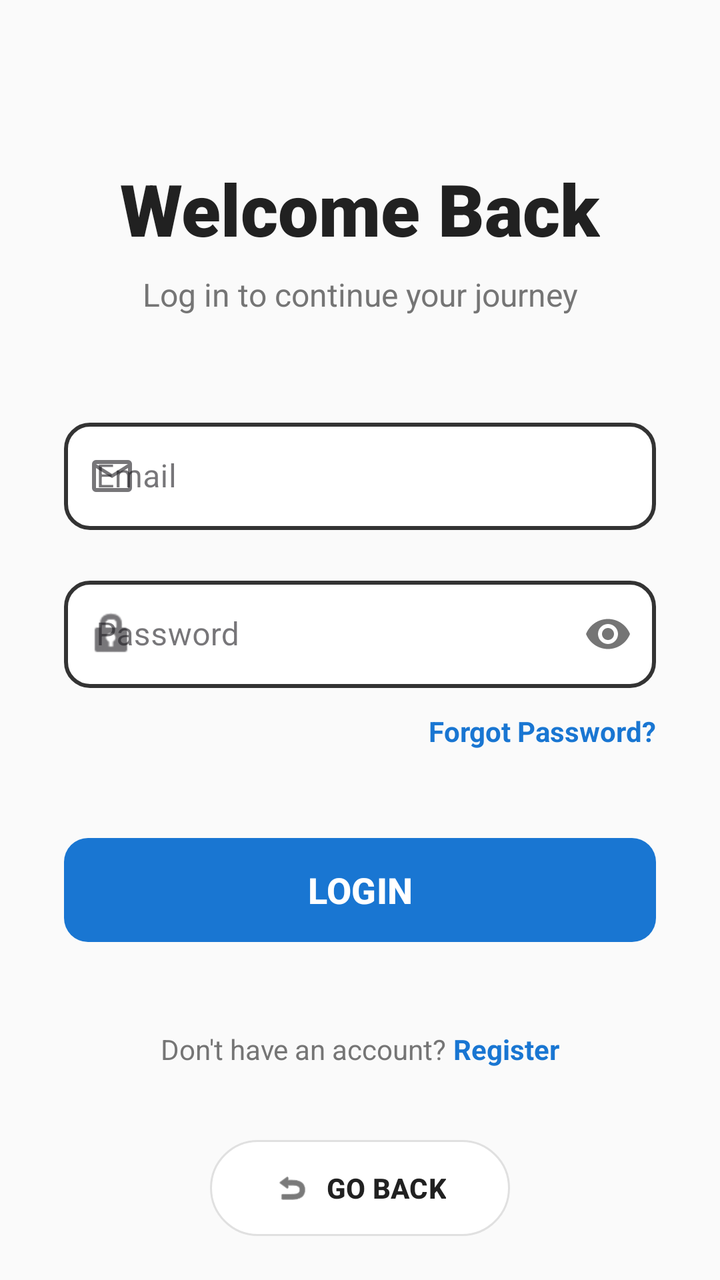
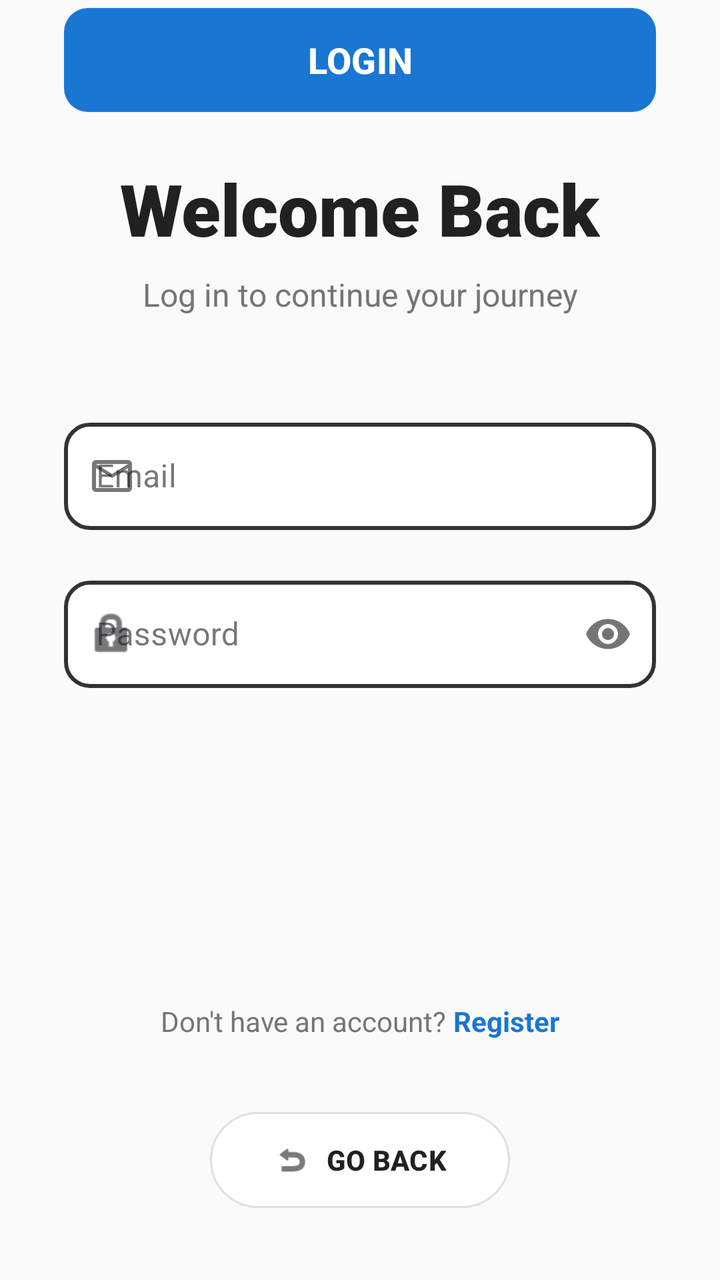

Compare the two renders of this Android layout. The source of the first and the diff that turns it into the second are given below.
<!-- AndroidManifest.xml: application theme Theme.Wanderer -->
<!-- res/layout/activity_login.xml -->
<?xml version="1.0" encoding="utf-8"?>
<androidx.core.widget.NestedScrollView
    xmlns:android="http://schemas.android.com/apk/res/android"
    xmlns:app="http://schemas.android.com/apk/res-auto"
    xmlns:tools="http://schemas.android.com/tools"
    android:layout_width="match_parent"
    android:layout_height="match_parent"
    android:fillViewport="true"
    android:background="#FAFAFA"
    tools:context=".LoginActivity">

    <androidx.constraintlayout.widget.ConstraintLayout
        android:layout_width="match_parent"
        android:layout_height="wrap_content"
        android:paddingBottom="32dp"> 

        
        <TextView
            android:id="@+id/tvLoginTitle"
            android:layout_width="wrap_content"
            android:layout_height="wrap_content"
            android:layout_marginTop="80dp"
            android:fontFamily="sans-serif-black"
            android:text="Welcome Back"
            android:textColor="#212121"
            android:textSize="36sp"
            android:textStyle="bold"
            app:layout_constraintEnd_toEndOf="parent"
            app:layout_constraintStart_toStartOf="parent"
            app:layout_constraintTop_toTopOf="parent" />

        
        <TextView
            android:id="@+id/tvLoginSubtitle"
            android:layout_width="wrap_content"
            android:layout_height="wrap_content"
            android:layout_marginTop="8dp"
            android:text="Log in to continue your journey"
            android:textColor="#757575"
            android:textSize="16sp"
            app:layout_constraintEnd_toEndOf="parent"
            app:layout_constraintStart_toStartOf="parent"
            app:layout_constraintTop_toBottomOf="@id/tvLoginTitle" />

        
        <com.google.android.material.textfield.TextInputLayout
            android:id="@+id/usernameInputLayout"
            style="@style/Widget.MaterialComponents.TextInputLayout.OutlinedBox"
            android:layout_width="match_parent"
            android:layout_height="wrap_content"
            android:layout_marginHorizontal="32dp"
            android:layout_marginTop="48dp"
            android:hint="Email"
            app:boxCornerRadiusBottomEnd="12dp"
            app:boxCornerRadiusBottomStart="12dp"
            app:boxCornerRadiusTopEnd="12dp"
            app:boxCornerRadiusTopStart="12dp"
            app:startIconDrawable="@drawable/mail_icon"
            app:layout_constraintEnd_toEndOf="parent"
            app:layout_constraintStart_toStartOf="parent"
            app:layout_constraintTop_toBottomOf="@id/tvLoginSubtitle">

            <com.google.android.material.textfield.TextInputEditText
                android:id="@+id/etUsername"
                android:layout_width="match_parent"
                android:layout_height="wrap_content"
                android:background="@drawable/custom_input_border"
                android:inputType="textEmailAddress"
                android:padding="16dp"
                android:textColor="#212121"
                android:textColorHint="#757575" />
        </com.google.android.material.textfield.TextInputLayout>

        
        <com.google.android.material.textfield.TextInputLayout
            android:id="@+id/passwordInputLayout"
            style="@style/Widget.MaterialComponents.TextInputLayout.OutlinedBox"
            android:layout_width="match_parent"
            android:layout_height="wrap_content"
            android:layout_marginHorizontal="32dp"
            android:layout_marginTop="20dp"
            android:hint="Password"
            app:boxCornerRadiusBottomEnd="12dp"
            app:boxCornerRadiusBottomStart="12dp"
            app:boxCornerRadiusTopEnd="12dp"
            app:boxCornerRadiusTopStart="12dp"
            app:passwordToggleEnabled="true"
            app:startIconDrawable="@android:drawable/ic_lock_idle_lock"
            app:layout_constraintEnd_toEndOf="parent"
            app:layout_constraintStart_toStartOf="parent"
            app:layout_constraintTop_toBottomOf="@id/usernameInputLayout">

            <com.google.android.material.textfield.TextInputEditText
                android:id="@+id/etPassword"
                android:layout_width="match_parent"
                android:layout_height="wrap_content"
                android:background="@drawable/custom_input_border"
                android:inputType="textPassword"
                android:padding="16dp"
                android:textColor="#212121"
                android:textColorHint="#757575" />
        </com.google.android.material.textfield.TextInputLayout>

        
        <TextView
            android:id="@+id/tvForgotPassword"
            android:layout_width="wrap_content"
            android:layout_height="wrap_content"
            android:layout_marginTop="12dp"
            android:layout_marginEnd="32dp"
            android:text="Forgot Password?"
            android:textColor="#1976D2"
            android:textSize="14sp"
            android:textStyle="bold"
            app:layout_constraintEnd_toEndOf="parent"
            app:layout_constraintTop_toBottomOf="@id/passwordInputLayout" />

        
        <com.google.android.material.button.MaterialButton
            android:id="@+id/btnLogin"
            android:layout_width="match_parent"
            android:layout_height="60dp"
            android:layout_marginHorizontal="32dp"
            android:layout_marginTop="40dp"
            android:text="LOGIN"
            android:textSize="18sp"
            android:textStyle="bold"
            app:backgroundTint="#1976D2"
            app:cornerRadius="12dp"
            app:layout_constraintEnd_toEndOf="parent"
            app:layout_constraintStart_toStartOf="parent"
            app:layout_constraintTop_toBottomOf="@id/tvForgotPassword" />

        
        <LinearLayout
            android:id="@+id/layoutRegister"
            android:layout_width="wrap_content"
            android:layout_height="wrap_content"
            android:layout_marginTop="40dp"
            android:layout_marginBottom="32dp"
            android:orientation="horizontal"
            app:layout_constraintBottom_toTopOf="@id/btnBack"
            app:layout_constraintEnd_toEndOf="parent"
            app:layout_constraintStart_toStartOf="parent"
            app:layout_constraintTop_toBottomOf="@id/btnLogin"
            app:layout_constraintVertical_bias="1.0">

            <TextView
                android:layout_width="wrap_content"
                android:layout_height="wrap_content"
                android:text="Don't have an account? "
                android:textColor="#757575" />

            <TextView
                android:id="@+id/tvRegisterLink"
                android:layout_width="wrap_content"
                android:layout_height="wrap_content"
                android:text="Register"
                android:textColor="#1976D2"
                android:textStyle="bold" />
        </LinearLayout>

        
        <com.google.android.material.button.MaterialButton
            android:id="@+id/btnBack"
            android:layout_width="wrap_content"
            android:layout_height="56dp"
            android:paddingHorizontal="32dp"
            android:text="GO BACK"
            android:textColor="#212121"
            android:textStyle="bold"
            app:backgroundTint="#FFFFFF"
            app:cornerRadius="28dp"
            app:elevation="8dp"
            app:icon="@android:drawable/ic_menu_revert"
            app:iconTint="#212121"
            app:strokeColor="#E0E0E0"
            app:strokeWidth="1dp"
            app:layout_constraintBottom_toBottomOf="parent"
            app:layout_constraintEnd_toEndOf="parent"
            app:layout_constraintStart_toStartOf="parent" />

    </androidx.constraintlayout.widget.ConstraintLayout>
</androidx.core.widget.NestedScrollView>
<!-- resources referenced by this layout -->
<resources>
  <!-- drawable custom_input_border (drawable) -->
  <?xml version="1.0" encoding="utf-8"?>
  <shape xmlns:android="http://schemas.android.com/apk/res/android" android:shape="rectangle">
  
      
      <solid android:color="#FFFFFF" />
  
      
      <stroke
          android:width="2dp"
          android:color="#333333" />
  
      
      <corners android:radius="12dp" />
  
      
      <padding
          android:left="16dp"
          android:top="12dp"
          android:right="16dp"
          android:bottom="12dp" />
  
  </shape>
  <!-- drawable mail_icon (drawable) -->
  <vector xmlns:android="http://schemas.android.com/apk/res/android"
      android:width="24dp"
      android:height="24dp"
      android:viewportWidth="960"
      android:viewportHeight="960">
    <path
        android:pathData="M160,800q-33,0 -56.5,-23.5T80,720v-480q0,-33 23.5,-56.5T160,160h640q33,0 56.5,23.5T880,240v480q0,33 -23.5,56.5T800,800L160,800ZM480,520L160,320v400h640v-400L480,520ZM480,440 L800,240L160,240l320,200ZM160,320v-80,480 -400Z"
        android:fillColor="#e3e3e3"/>
  </vector>
  <style name="Theme.Wanderer" parent="Base.Theme.Wanderer" />
  <style name="Base.Theme.Wanderer" parent="Theme.Material3.DayNight.NoActionBar">
          
          
      </style>
</resources>

<!-- the commit's change to res/layout/activity_login.xml (unified diff, before → after) -->
@@ -102,18 +102,6 @@
         </com.google.android.material.textfield.TextInputLayout>
 
         
-        <TextView
-            android:id="@+id/tvForgotPassword"
-            android:layout_width="wrap_content"
-            android:layout_height="wrap_content"
-            android:layout_marginTop="12dp"
-            android:layout_marginEnd="32dp"
-            android:text="Forgot Password?"
-            android:textColor="#1976D2"
-            android:textSize="14sp"
-            android:textStyle="bold"
-            app:layout_constraintEnd_toEndOf="parent"
-            app:layout_constraintTop_toBottomOf="@id/passwordInputLayout" />
 
         
         <com.google.android.material.button.MaterialButton
@@ -121,7 +109,6 @@
             android:layout_width="match_parent"
             android:layout_height="60dp"
             android:layout_marginHorizontal="32dp"
-            android:layout_marginTop="40dp"
             android:text="LOGIN"
             android:textSize="18sp"
             android:textStyle="bold"
@@ -129,7 +116,7 @@
             app:cornerRadius="12dp"
             app:layout_constraintEnd_toEndOf="parent"
             app:layout_constraintStart_toStartOf="parent"
-            app:layout_constraintTop_toBottomOf="@id/tvForgotPassword" />
+            tools:layout_editor_absoluteY="416dp" />
 
         
         <LinearLayout
